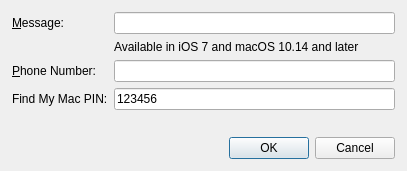
Before: the Qt Designer form FWAdminLib/DeviceLockDlg.ui in fw-dev/translations, drawn with Qt 5.
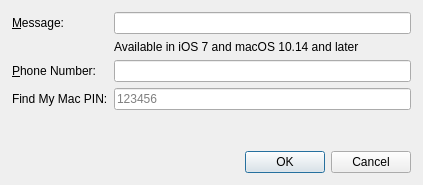
After: the same form once the commit is applied.

Commit message: FW-0000 update fr translations + ui files

The edit to the form file:
```diff
--- a/FWAdminLib/DeviceLockDlg.ui
+++ b/FWAdminLib/DeviceLockDlg.ui
@@ -6,8 +6,8 @@
    <rect>
     <x>0</x>
     <y>0</y>
-    <width>407</width>
-    <height>171</height>
+    <width>423</width>
+    <height>185</height>
    </rect>
   </property>
   <property name="windowTitle">
@@ -76,9 +76,12 @@
         <bool>true</bool>
        </property>
        <property name="inputMask">
-        <string>999999</string>
+        <string/>
        </property>
        <property name="text">
+        <string/>
+       </property>
+       <property name="placeholderText">
         <string>123456</string>
        </property>
       </widget>
```
The commit also changes 2 other files.
